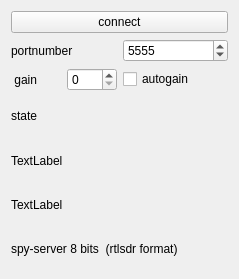
This is sources/devices/spy-server-8/spyserver-widget-8.ui in JvanKatwijk/qt-dab as Qt 5 draws it before an edit. The edited form follows.
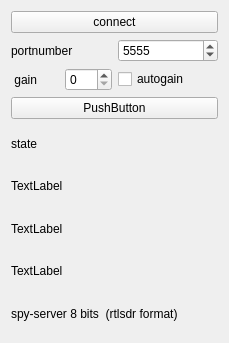
This is the edited form.

The edit to the form file:
```diff
--- a/sources/devices/spy-server-8/spyserver-widget-8.ui
+++ b/sources/devices/spy-server-8/spyserver-widget-8.ui
@@ -6,8 +6,8 @@
    <rect>
     <x>0</x>
     <y>0</y>
-    <width>239</width>
-    <height>279</height>
+    <width>229</width>
+    <height>343</height>
    </rect>
   </property>
   <property name="windowTitle">
@@ -75,6 +75,13 @@
      </item>
     </layout>
    </item>
+   <item>
+    <widget class="QPushButton" name="xml_dumpButton">
+     <property name="text">
+      <string>PushButton</string>
+     </property>
+    </widget>
+   </item>
    <item>
     <widget class="QLabel" name="theState">
      <property name="text">
@@ -96,6 +103,13 @@
      </property>
     </widget>
    </item>
+   <item>
+    <widget class="QLabel" name="rateLabel">
+     <property name="text">
+      <string>TextLabel</string>
+     </property>
+    </widget>
+   </item>
    <item>
     <widget class="QLabel" name="label">
      <property name="toolTip">
```
